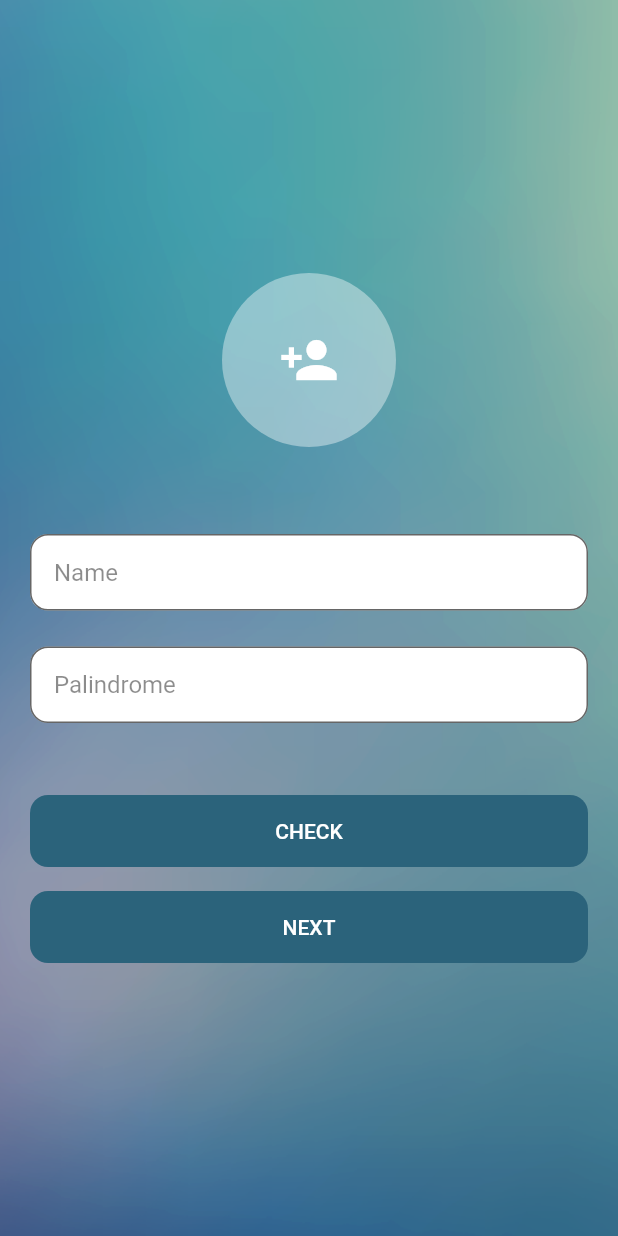
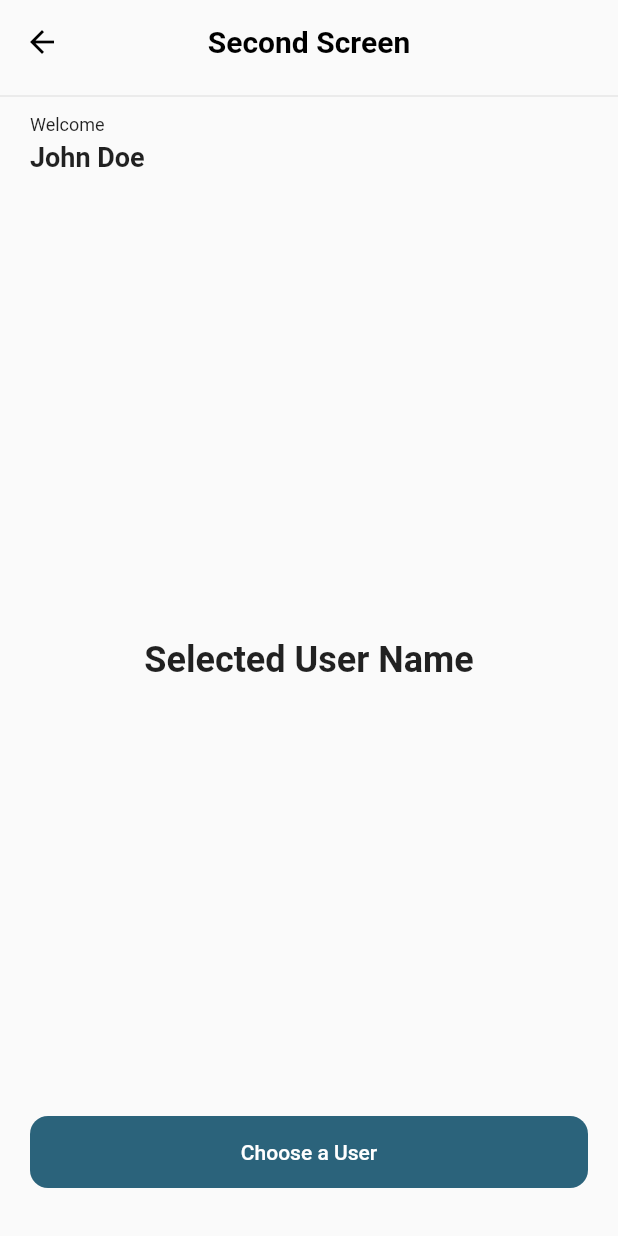
Before and after one commit to hamcuks/suitmedia-test, a Flutter app: the screen it shows after launch, after a tap on "NEXT", on a phone screen of 412 x 824 dp. Run offline on Flutter 3.47's test engine with Material 2 defaults, Android fonts, the light colour scheme and no system bars.

Commit message:
feat: add route to user page, create user page

```diff
--- a/lib/pages/home_page.dart
+++ b/lib/pages/home_page.dart
@@ -1,4 +1,5 @@
 import 'package:flutter/material.dart';
+import 'package:suitmedia_kampusmerdeka_tkd/router.dart';
 import 'package:suitmedia_kampusmerdeka_tkd/widgets/app_button.dart';
 import 'package:suitmedia_kampusmerdeka_tkd/widgets/app_input.dart';
 
@@ -54,7 +55,9 @@ class _HomePageState extends State<HomePage> {
                 const SizedBox(height: 16),
                 AppButton(
                   label: 'NEXT',
-                  onPressed: () {},
+                  onPressed: () {
+                    Navigator.pushNamed(context, MyRouter.user);
+                  },
                 ),
               ],
             ),
--- /dev/null
+++ b/lib/pages/user_page.dart
@@ -0,0 +1,72 @@
+import 'package:flutter/material.dart';
+import 'package:suitmedia_kampusmerdeka_tkd/widgets/app_button.dart';
+
+class UserPage extends StatelessWidget {
+  const UserPage({super.key});
+
+  @override
+  Widget build(BuildContext context) {
+    return Scaffold(
+      appBar: AppBar(
+        title: const Text(
+          'Second Screen',
+          style: TextStyle(fontWeight: FontWeight.bold),
+        ),
+        centerTitle: true,
+        foregroundColor: Colors.black,
+        backgroundColor: Colors.transparent,
+        elevation: 0,
+      ),
+      body: Stack(
+        children: [
+          const Divider(),
+          _buildSelectedUser(),
+          const Center(
+            child: Text(
+              'Selected User Name',
+              style: TextStyle(
+                fontWeight: FontWeight.w600,
+                fontSize: 24,
+              ),
+            ),
+          ),
+          Positioned(
+            right: 20,
+            left: 20,
+            bottom: 32,
+            child: AppButton(
+              label: 'Choose a User',
+              onPressed: () {},
+            ),
+          ),
+        ],
+      ),
+    );
+  }
+
+  Padding _buildSelectedUser() {
+    return Padding(
+      padding: const EdgeInsets.all(20),
+      child: Column(
+        crossAxisAlignment: CrossAxisAlignment.start,
+        children: const [
+          Text(
+            'Welcome',
+            style: TextStyle(
+              fontWeight: FontWeight.w400,
+              fontSize: 12,
+            ),
+          ),
+          SizedBox(height: 4),
+          Text(
+            'John Doe',
+            style: TextStyle(
+              fontWeight: FontWeight.w600,
+              fontSize: 18,
+            ),
+          ),
+        ],
+      ),
+    );
+  }
+}
--- a/lib/router.dart
+++ b/lib/router.dart
@@ -1,6 +1,7 @@
 import 'package:flutter/cupertino.dart';
 import 'package:flutter/material.dart';
 import 'package:suitmedia_kampusmerdeka_tkd/pages/home_page.dart';
+import 'package:suitmedia_kampusmerdeka_tkd/pages/user_page.dart';
 
 class MyRouter {
   static const home = '/home';
@@ -11,6 +12,8 @@ class MyRouter {
     switch (settings.name) {
       case home:
         return MaterialPageRoute(builder: (context) => const HomePage());
+      case user:
+        return MaterialPageRoute(builder: (context) => const UserPage());
       default:
         return MaterialPageRoute(builder: (context) => const HomePage());
     }
```
